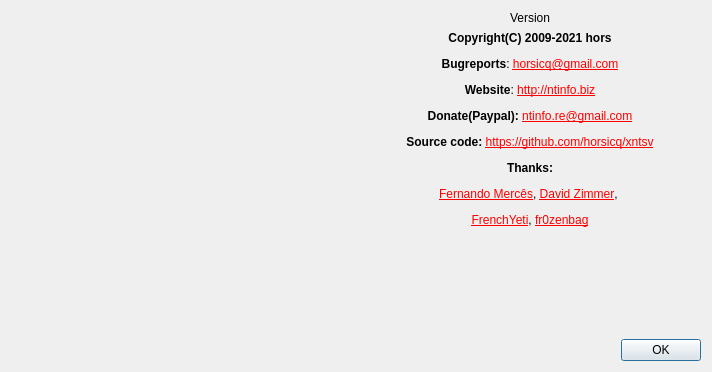
Qt form gui_source/dialogabout.ui (horsicq/xntsv) before a commit.
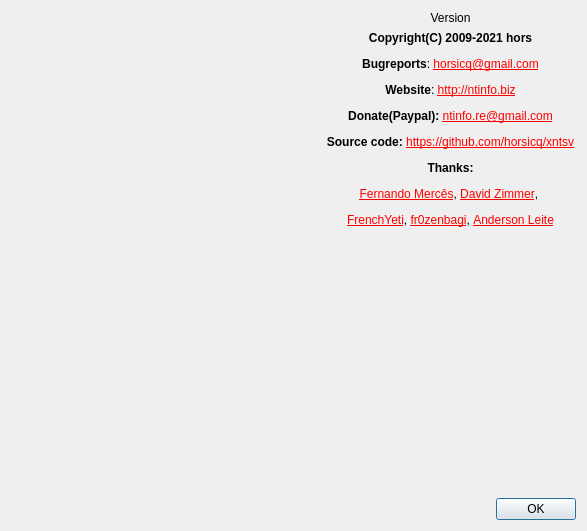
The same form after that commit. Icons and pictures are not drawn.

What changed in the file:
```diff
--- a/gui_source/dialogabout.ui
+++ b/gui_source/dialogabout.ui
@@ -9,8 +9,8 @@
    <rect>
     <x>0</x>
     <y>0</y>
-    <width>712</width>
-    <height>372</height>
+    <width>587</width>
+    <height>531</height>
    </rect>
   </property>
   <property name="windowTitle">
@@ -56,7 +56,7 @@
        <item>
         <widget class="QLabel" name="labelInfo">
          <property name="text">
-          <string notr="true">&lt;html&gt;&lt;head/&gt;&lt;body&gt;&lt;p align=&quot;center&quot;&gt;&lt;span style=&quot; font-weight:600;&quot;&gt;Copyright(C) 2009-2021 hors&lt;/span&gt;&lt;/p&gt;&lt;p align=&quot;center&quot;&gt;&lt;span style=&quot; font-weight:600;&quot;&gt;Bugreports&lt;/span&gt;: &lt;a href=&quot;mailto:horsicq@gmail.com&quot;&gt;&lt;span style=&quot; text-decoration: underline; color:#ff0000;&quot;&gt;horsicq@gmail.com&lt;/span&gt;&lt;/a&gt;&lt;/p&gt;&lt;p align=&quot;center&quot;&gt;&lt;span style=&quot; font-weight:600;&quot;&gt;Website&lt;/span&gt;: &lt;a href=&quot;http://ntinfo.biz&quot;&gt;&lt;span style=&quot; text-decoration: underline; color:#ff0000;&quot;&gt;http://ntinfo.biz&lt;/span&gt;&lt;/a&gt;&lt;/p&gt;&lt;p align=&quot;center&quot;&gt;&lt;span style=&quot; font-weight:600;&quot;&gt;Donate(Paypal): &lt;/span&gt;&lt;a href=&quot;mailto:ntinfo.re@gmail.com&quot;&gt;&lt;span style=&quot; text-decoration: underline; color:#ff0000;&quot;&gt;ntinfo.re@gmail.com&lt;/span&gt;&lt;/a&gt;&lt;/p&gt;&lt;p align=&quot;center&quot;&gt;&lt;span style=&quot; font-weight:600;&quot;&gt;Source code: &lt;/span&gt;&lt;a href=&quot;https://github.com/horsicq/xntsv&quot;&gt;&lt;span style=&quot; text-decoration: underline; color:#ff0000;&quot;&gt;https://github.com/horsicq/xntsv&lt;/span&gt;&lt;/a&gt;&lt;/p&gt;&lt;p align=&quot;center&quot;&gt;&lt;span style=&quot; font-weight:600;&quot;&gt;Thanks:&lt;/span&gt;&lt;/p&gt;&lt;p align=&quot;center&quot;&gt;&lt;a href=&quot;https://www.mentebinaria.com.br/&quot;&gt;&lt;span style=&quot; text-decoration: underline; color:#ff0000;&quot;&gt;Fernando Mercês&lt;/span&gt;&lt;/a&gt;, &lt;a href=&quot;http://sandsprite.com/&quot;&gt;&lt;span style=&quot; text-decoration: underline; color:#ff0000;&quot;&gt;David Zimmer&lt;/span&gt;&lt;/a&gt;, &lt;/p&gt;&lt;p align=&quot;center&quot;&gt;&lt;a href=&quot;https://twitter.com/frenchyeti&quot;&gt;&lt;span style=&quot; text-decoration: underline; color:#ff0000;&quot;&gt;FrenchYeti&lt;/span&gt;&lt;/a&gt;, &lt;a href=&quot;https://github.com/fr0zenbag&quot;&gt;&lt;span style=&quot; text-decoration: underline; color:#ff0000;&quot;&gt;fr0zenbag&lt;/span&gt;&lt;/a&gt;&lt;/p&gt;&lt;/body&gt;&lt;/html&gt;</string>
+          <string notr="true">&lt;html&gt;&lt;head/&gt;&lt;body&gt;&lt;p align=&quot;center&quot;&gt;&lt;span style=&quot; font-weight:600;&quot;&gt;Copyright(C) 2009-2021 hors&lt;/span&gt;&lt;/p&gt;&lt;p align=&quot;center&quot;&gt;&lt;span style=&quot; font-weight:600;&quot;&gt;Bugreports&lt;/span&gt;: &lt;a href=&quot;mailto:horsicq@gmail.com&quot;&gt;&lt;span style=&quot; text-decoration: underline; color:#ff0000;&quot;&gt;horsicq@gmail.com&lt;/span&gt;&lt;/a&gt;&lt;/p&gt;&lt;p align=&quot;center&quot;&gt;&lt;span style=&quot; font-weight:600;&quot;&gt;Website&lt;/span&gt;: &lt;a href=&quot;http://ntinfo.biz&quot;&gt;&lt;span style=&quot; text-decoration: underline; color:#ff0000;&quot;&gt;http://ntinfo.biz&lt;/span&gt;&lt;/a&gt;&lt;/p&gt;&lt;p align=&quot;center&quot;&gt;&lt;span style=&quot; font-weight:600;&quot;&gt;Donate(Paypal): &lt;/span&gt;&lt;a href=&quot;mailto:ntinfo.re@gmail.com&quot;&gt;&lt;span style=&quot; text-decoration: underline; color:#ff0000;&quot;&gt;ntinfo.re@gmail.com&lt;/span&gt;&lt;/a&gt;&lt;/p&gt;&lt;p align=&quot;center&quot;&gt;&lt;span style=&quot; font-weight:600;&quot;&gt;Source code: &lt;/span&gt;&lt;a href=&quot;https://github.com/horsicq/xntsv&quot;&gt;&lt;span style=&quot; text-decoration: underline; color:#ff0000;&quot;&gt;https://github.com/horsicq/xntsv&lt;/span&gt;&lt;/a&gt;&lt;/p&gt;&lt;p align=&quot;center&quot;&gt;&lt;span style=&quot; font-weight:600;&quot;&gt;Thanks:&lt;/span&gt;&lt;/p&gt;&lt;p align=&quot;center&quot;&gt;&lt;a href=&quot;https://www.mentebinaria.com.br/&quot;&gt;&lt;span style=&quot; text-decoration: underline; color:#ff0000;&quot;&gt;Fernando Mercês&lt;/span&gt;&lt;/a&gt;, &lt;a href=&quot;http://sandsprite.com/&quot;&gt;&lt;span style=&quot; text-decoration: underline; color:#ff0000;&quot;&gt;David Zimmer&lt;/span&gt;&lt;/a&gt;, &lt;/p&gt;&lt;p align=&quot;center&quot;&gt;&lt;a href=&quot;https://twitter.com/frenchyeti&quot;&gt;&lt;span style=&quot; text-decoration: underline; color:#ff0000;&quot;&gt;FrenchYeti&lt;/span&gt;&lt;/a&gt;, &lt;a href=&quot;https://github.com/fr0zenbag&quot;&gt;&lt;span style=&quot; text-decoration: underline; color:#ff0000;&quot;&gt;fr0zenbag&lt;/span&gt;&lt;/a&gt;&lt;a href=&quot;https://twitter.com/frenchyeti&quot;&gt;&lt;span style=&quot; text-decoration: underline; color:#ff0000;&quot;&gt;i&lt;/span&gt;&lt;/a&gt;, &lt;a href=&quot;https://github.com/AandersonL&quot;&gt;&lt;span style=&quot; text-decoration: underline; color:#ff0000;&quot;&gt;Anderson Leite&lt;/span&gt;&lt;/a&gt;&lt;/p&gt;&lt;/body&gt;&lt;/html&gt;</string>
          </property>
          <property name="textFormat">
           <enum>Qt::AutoText</enum>
@@ -83,19 +83,6 @@
      </item>
     </layout>
    </item>
-   <item>
-    <spacer name="verticalSpacer_2">
-     <property name="orientation">
-      <enum>Qt::Vertical</enum>
-     </property>
-     <property name="sizeHint" stdset="0">
-      <size>
-       <width>20</width>
-       <height>39</height>
-      </size>
-     </property>
-    </spacer>
-   </item>
    <item>
     <layout class="QHBoxLayout" name="horizontalLayout">
      <item>
```
Left out of the diff: 6 changed lines with no effect on the pictures.
